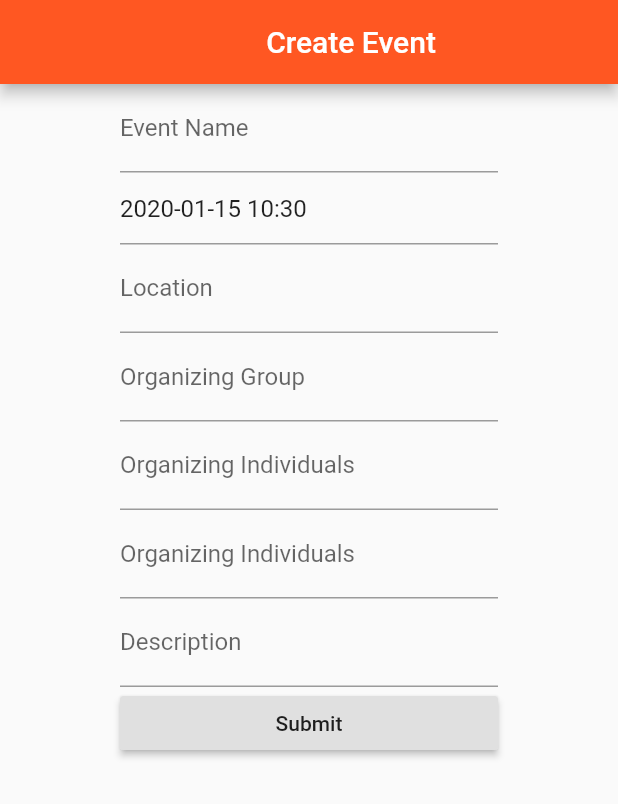
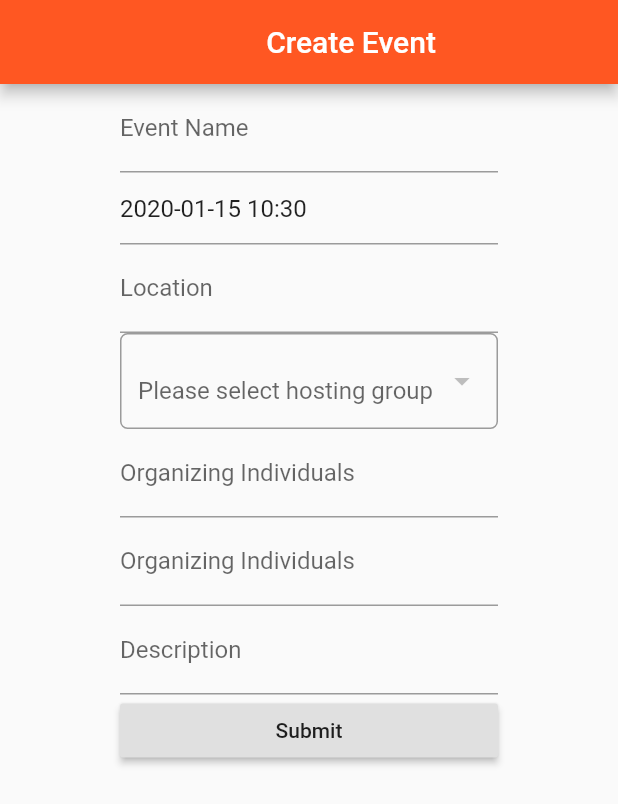
Before and after one commit to allenzhou101/club-app, a Flutter app: the UploadPage screen opened directly, on a phone screen of 412 x 824 dp. Shown: the top 804 px of the screen. Run offline on Flutter 3.47's test engine with Material 2 defaults, Android fonts, the phone set to English and light mode, and no system bars; our stand-ins replace cloud_firestore, firebase_auth, google_sign_in; accounts and stored records are empty.

```diff
--- a/lib/main.dart
+++ b/lib/main.dart
@@ -12,7 +12,7 @@ import 'login/login.dart';
 import 'login/interests.dart';
 
 import 'package:cloud_firestore/cloud_firestore.dart';
-
+import 'orgpage/orgpage.dart';
 void main() => runApp(MyApp());
 
 class MyApp extends StatelessWidget {
@@ -30,7 +30,7 @@ class MyApp extends StatelessWidget {
     title: TextStyle(fontSize: 20.0, fontWeight: FontWeight.bold),
     body1: TextStyle(fontSize: 18)
       )),
-      home: LoginPage(),
+      home: OrgPage(),
 //        Scaffold( Center(
 //          child: Column(
 //            children: [
--- a/lib/upload/upload.dart
+++ b/lib/upload/upload.dart
@@ -31,9 +31,9 @@ class UploadPage extends StatelessWidget {
 class UploadEvent extends StatefulWidget {
   UploadEventState createState() => UploadEventState();
 }
-
+String organizingGroup;
 class UploadEventState extends State<UploadEvent> {
-  String eventName, organizingGroup, description, location, time, category;
+  String eventName, description, location, time, category;
   var organizingIndividuals = ['words', 'morewords'];
   var attendees = new Map<String, String>();
   final _formKey = GlobalKey<FormState>();
@@ -43,7 +43,7 @@ class UploadEventState extends State<UploadEvent> {
   final now = DateTime.now();
 
   Future<Null> _selectDate(BuildContext context) async {
-    final lastMidnight = new DateTime(now.year, now.month, now.day - 1);
+    final lastMidnight = new DateTime(now.year, now.month, now.day - 2);
 
     final DateTime picked = await showDatePicker(
         context: context,
@@ -85,6 +85,7 @@ class UploadEventState extends State<UploadEvent> {
     textController.text = "${selectedDate.toLocal()}".split(' ')[0] +
         " " +
         selectedTime.toString().substring(10, 15);
+
 
     return Form(
         key: _formKey,
@@ -138,16 +139,24 @@ class UploadEventState extends State<UploadEvent> {
                 onSaved: (value) => location = value,
               ),
 
-              TextFormField(
-                validator: (value) {
-                  if (value.isEmpty) {
-                    return 'Please enter some text';
-                  }
-                  return null;
-                },
-                decoration: InputDecoration(labelText: 'Organizing Group'),
-                onSaved: (value) => organizingGroup = uid,
-              ),
+//              TextFormField(
+//                validator: (value) {
+//                  if (value.isEmpty) {
+//                    return 'Please enter some text';
+//                  }
+//                  return null;
+//                },
+//                decoration: InputDecoration(labelText: 'Organizing Group'),
+//                onSaved: (value) => organizingGroup = uid,
+//              ),
+
+
+              BuildForm(),
+
+
+
+
+
               TextFormField(
                 validator: (value) {
                   if (value.isEmpty) {
@@ -222,3 +231,86 @@ class UploadEventState extends State<UploadEvent> {
         ));
   }
 }
+class BuildForm extends StatefulWidget {
+  BuildFormState createState() => BuildFormState();
+}
+class BuildFormState extends State<BuildForm>{
+  var _currentSelectedValue;
+  //var organizingGroup;
+
+  //List<String> categoryList = [];
+
+//    List<String> categoryList = ["a"];
+//    Firestore.instance
+//        .collection('users')
+//        .document(uid)
+//        .get()
+//        .then((DocumentSnapshot ds) {
+//      // use ds as a snapshot
+//      //categoryList.add(ds['groupAdmin'].toString());
+//      //var List = ds['groupAdmin'].Cast<String>().toList();
+//      categoryList = new List<String>.from(ds['groupAdmin']);
+//
+//    });
+  var textStyle = TextStyle(color: Colors.blue, fontSize: 16.0);
+
+  @override
+  Widget build(BuildContext context) {
+    return StreamBuilder(
+      stream: Firestore.instance.collection("users").document(uid).snapshots(),
+      builder: (context, snapshot) {
+        if (!snapshot.hasData) {
+          return Text(
+            'No Data...',
+          );
+        } else {
+          DocumentSnapshot ds = snapshot.data;
+          List<String> categoryList = new List<String>.from(ds['groupAdmin']);
+          //print("a");
+          return FormField<String>(
+              validator: (value) {
+                if (value.isEmpty) {
+                  return 'Please enter some text';
+                }
+                return null;
+              },
+              builder: (FormFieldState<String> state) {
+                return InputDecorator(
+                  decoration: InputDecoration(
+                      labelStyle: textStyle,
+                      errorStyle: TextStyle(color: Colors.redAccent, fontSize: 16.0),
+                      hintText: 'Please select hosting group',
+                      border: OutlineInputBorder(borderRadius: BorderRadius.circular(5.0))),
+                  isEmpty: _currentSelectedValue == null,
+                  child: DropdownButtonHideUnderline(
+                    child: DropdownButton<String>(
+                      value: _currentSelectedValue,
+                      isDense: true,
+                      onChanged: (String newValue) {
+                        setState(() {
+                          _currentSelectedValue = newValue;
+                          state.didChange(newValue);
+                          //print(_currentSelectedValue);
+                        });
+
+                      },
+                      items: categoryList.map((String value) {
+                        return DropdownMenuItem<String>(
+                          value: value,
+                          child: Text(value),
+                        );
+                      }).toList(),
+                    ),
+                  ),
+                );
+              },
+              onSaved: (value) {
+                organizingGroup = _currentSelectedValue;
+              }
+
+          );
+        }
+      },
+    );
+  }
+}
```
Also changed, not shown: lib/create_group/create_group.dart (added, +197 -0 lines), lib/orgpage/orgpage.dart (added, +127 -0 lines), lib/profile/profile.dart (+11 -1 lines).
